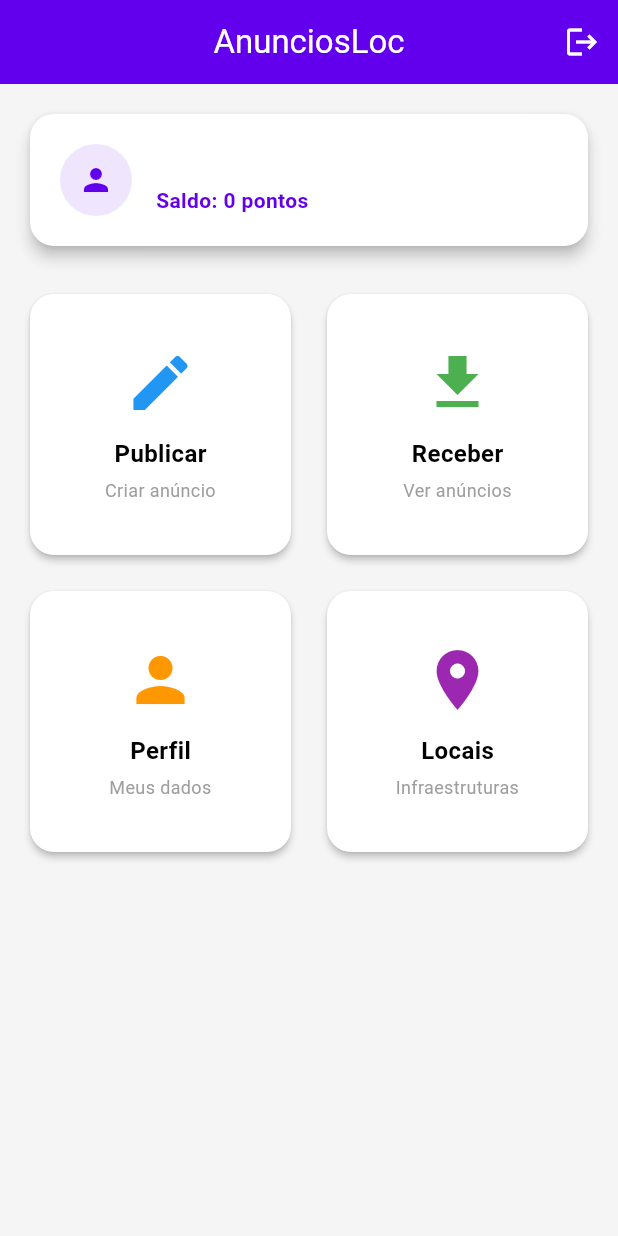
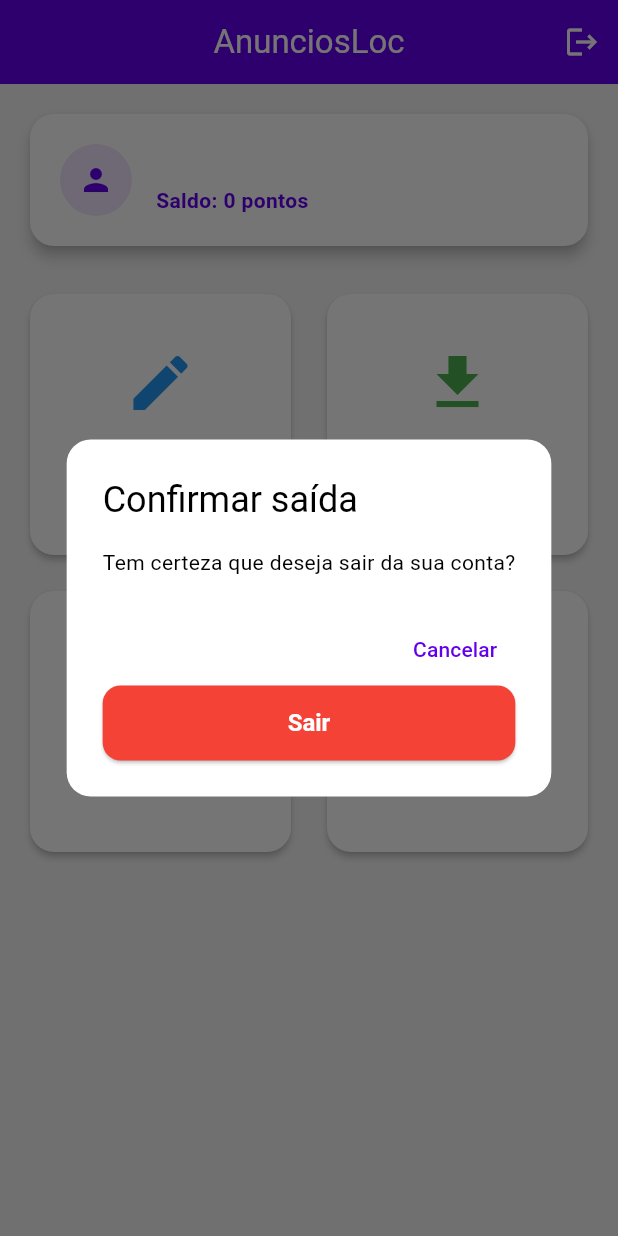
Before and after one commit to OseiasDias/FCUAN2026ANUCIOSLOC_V2, a Flutter app: the HomeScreen screen opened directly, after a tap on the "logout" icon, on a phone screen of 412 x 824 dp. Run offline on Flutter 3.47's test engine with Material 3 defaults, Android fonts, the light colour scheme and no system bars; our stand-ins replace shared_preferences; accounts and stored records are empty; network calls fail.

Commit message:
ajuste do botão sair

```diff
--- a/anunciosloc_app_v2/lib/screens/home_screen.dart
+++ b/anunciosloc_app_v2/lib/screens/home_screen.dart
@@ -5,6 +5,7 @@ import '../utils/constantes.dart';
 import 'postar_anuncio_screen.dart';
 import 'receber_anuncios_screen.dart';
 import 'perfil_screen.dart';
+import 'login_screen.dart';
 
 class HomeScreen extends StatefulWidget {
   const HomeScreen({super.key});
@@ -31,10 +32,54 @@ class _HomeScreenState extends State<HomeScreen> {
   }
 
   Future<void> _sair() async {
-    await Preferencias.sair();
-    if (mounted) {
-      Navigator.pushReplacementNamed(context, '/login');
-    }
+    showDialog(
+      context: context,
+      builder: (BuildContext context) {
+        return AlertDialog(
+          title: const Text('Confirmar saída'),
+          content: const Text('Tem certeza que deseja sair da sua conta?'),
+          shape: RoundedRectangleBorder(
+            borderRadius: BorderRadius.circular(16),
+          ),
+          actions: [
+            TextButton(
+              onPressed: () => Navigator.of(context).pop(),
+              child: const Text('Cancelar'),
+            ),
+            ElevatedButton(
+              onPressed: () async {
+                // Fechar o diálogo
+                Navigator.of(context).pop();
+
+                // Mostrar loading
+                showDialog(
+                  context: context,
+                  barrierDismissible: false,
+                  builder: (context) => const Center(
+                    child: CircularProgressIndicator(),
+                  ),
+                );
+
+                // Limpar preferências
+                await Preferencias.sair();
+
+                // Navegar para o login
+                if (mounted) {
+                  Navigator.pushReplacement(
+                    context,
+                    MaterialPageRoute(builder: (_) => const LoginScreen()),
+                  );
+                }
+              },
+              style: ElevatedButton.styleFrom(
+                backgroundColor: Colors.red,
+              ),
+              child: const Text('Sair', style: TextStyle(color: Colors.white)),
+            ),
+          ],
+        );
+      },
+    );
   }
 
   @override
@@ -42,6 +87,7 @@ class _HomeScreenState extends State<HomeScreen> {
     return Scaffold(
       appBar: AppBar(
         title: const Text(Constantes.nomeApp),
+        centerTitle: true,
         actions: [
           IconButton(
             icon: const Icon(Icons.logout),
@@ -173,7 +219,9 @@ class _HomeScreenState extends State<HomeScreen> {
   }) {
     return Card(
       elevation: 2,
-      shape: RoundedRectangleBorder(borderRadius: BorderRadius.circular(16)),
+      shape: RoundedRectangleBorder(
+        borderRadius: BorderRadius.circular(16),
+      ),
       child: InkWell(
         onTap: aoClicar,
         borderRadius: BorderRadius.circular(16),
```
